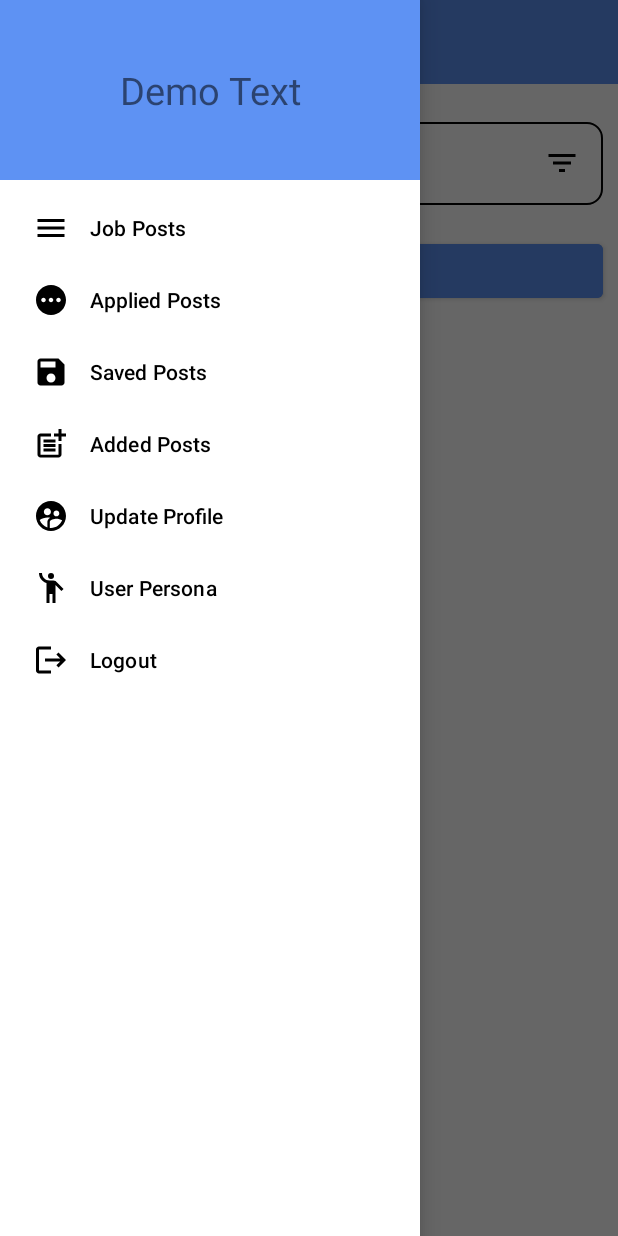
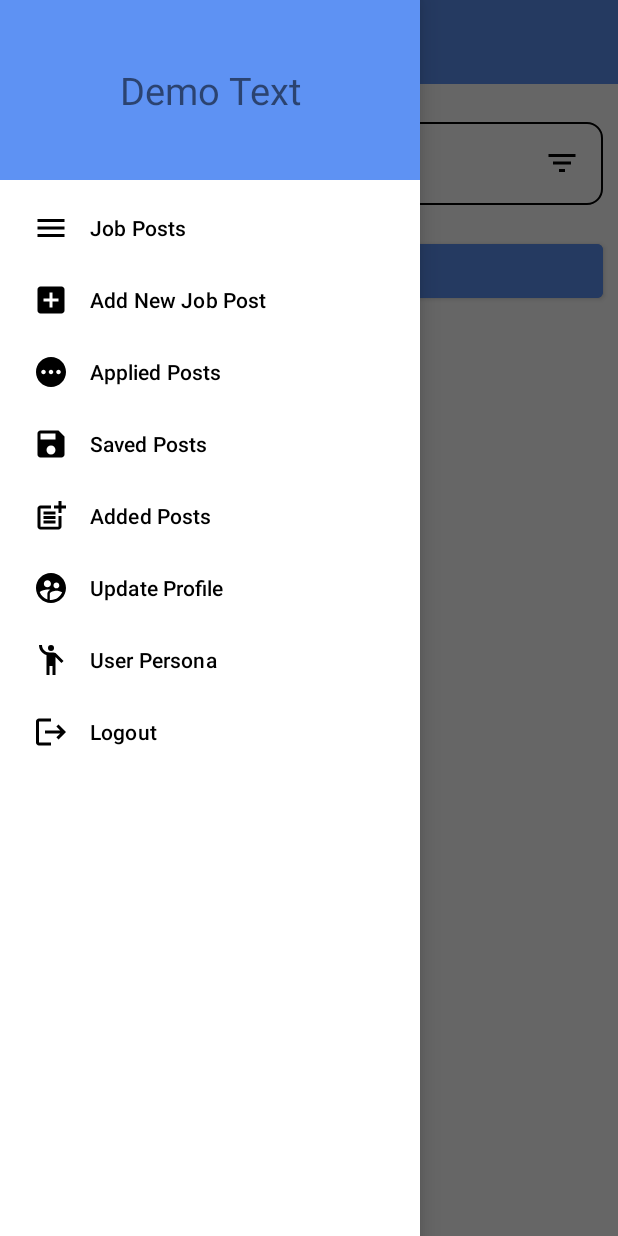
Before and after one commit to Mayur2311/Job-Recruitment, an Android app: the UserActivity screen opened directly, with no data from a screen before it, with the side drawer open, on a phone screen of 412 x 824 dp. Run offline under Robolectric (Android 15) with nearby library versions, the phone set to English and light mode, and no system bars; our stand-ins replace Firebase (no records; nobody signed in at launch, a user with empty details on screens opened directly); libraries missing offline, so code that uses them is left out: androidx.constraintlayout.motion.

Commit message:
added add post

```diff
--- a/app/src/main/java/com/bits/jobhunt/UserActivity.java
+++ b/app/src/main/java/com/bits/jobhunt/UserActivity.java
@@ -51,6 +51,9 @@ public class UserActivity extends AppCompatActivity implements NavigationView.On
            navController.navigate(R.id.saved_JobFragment);
         }
        else if (id == R.id.postadded){}
+       else if(id==R.id.addnewjobpost){
+           navController.navigate(R.id.add_postFragment);
+        }
        else if (id == R.id.appliedpost){}
        else if (id == R.id.updateprofile){}
        else if (id == R.id.userpersona){}
--- /dev/null
+++ b/app/src/main/res/drawable/addnewjobpost.xml
@@ -0,0 +1,10 @@
+<vector xmlns:android="http://schemas.android.com/apk/res/android"
+    android:width="24dp"
+    android:height="24dp"
+    android:viewportWidth="24"
+    android:viewportHeight="24"
+    android:tint="@color/mainapp">
+  <path
+      android:fillColor="@android:color/white"
+      android:pathData="M19,3L5,3c-1.11,0 -2,0.9 -2,2v14c0,1.1 0.89,2 2,2h14c1.1,0 2,-0.9 2,-2L21,5c0,-1.1 -0.9,-2 -2,-2zM17,13h-4v4h-2v-4L7,13v-2h4L11,7h2v4h4v2z"/>
+</vector>
--- a/app/src/main/res/menu/user_drawer_main.xml
+++ b/app/src/main/res/menu/user_drawer_main.xml
@@ -4,6 +4,9 @@
         <item android:title="Job Posts"
             android:icon="@drawable/dash"
             android:id="@+id/dash"/>
+        <item android:title="Add New Job Post"
+            android:icon="@drawable/addnewjobpost"
+            android:id="@+id/addnewjobpost"/>
 
         <item android:title="Applied Posts"
             android:icon="@drawable/applied_post"
--- a/app/src/main/res/navigation/user_nav_graph.xml
+++ b/app/src/main/res/navigation/user_nav_graph.xml
@@ -15,6 +15,12 @@
         android:name="com.bits.jobhunt.fragments.Saved_JobFragment"
         android:label="fragment_saved__job"
         tools:layout="@layout/fragment_saved__job" />
+    <fragment
+        android:id="@+id/add_postFragment"
+        android:name="com.bits.jobhunt.fragments.Add_Post"
+        android:label="fragment_add__post"
+        tools:layout="@layout/fragment_add__post" />
+
 
 
 </navigation>
```
Also changed, not shown: app/src/main/java/com/bits/jobhunt/fragments/Add_Post.java (+118 -41 lines).
